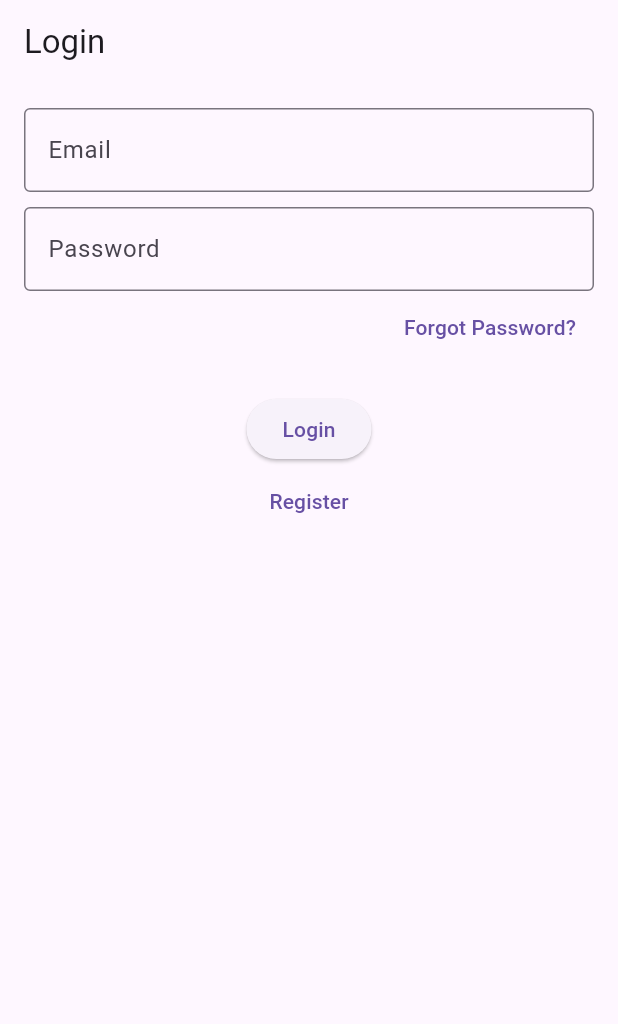
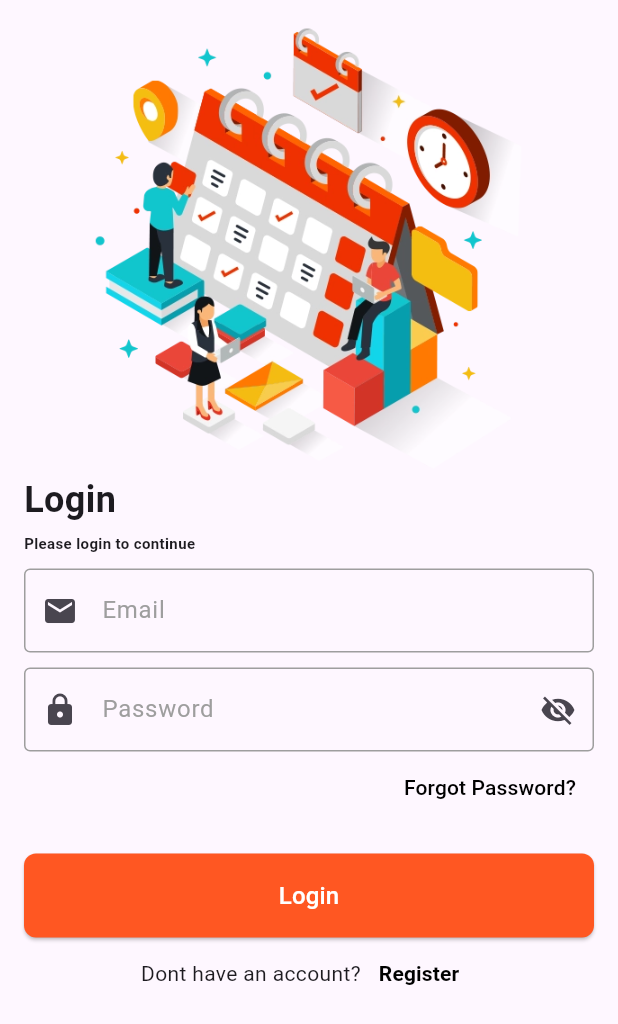
Before and after one commit to arjaymangubat1104/FlutterHRPortal, a Flutter app: the screen it shows after launch, on a phone screen of 412 x 824 dp. Shown: the top 1024 px of the screen. Run offline on Flutter 3.47's test engine with Material 3 defaults, Android fonts, the phone set to English and light mode, and no system bars; our stand-ins replace cloud_firestore, firebase_auth, firebase_core; accounts and stored records are empty.

Commit message:
Edit login page UI
-edit text fields and buttons

```diff
--- /dev/null
+++ b/devtools_options.yaml
@@ -0,0 +1,3 @@
+description: This file stores settings for Dart & Flutter DevTools.
+documentation: https://docs.flutter.dev/tools/devtools/extensions#configure-extension-enablement-states
+extensions:
--- a/lib/views/login_page.dart
+++ b/lib/views/login_page.dart
@@ -2,38 +2,109 @@ import 'package:flutter/material.dart';
 import 'package:provider/provider.dart';
 import '../viewmodel/auth_view_model.dart';
 
-class LoginPage extends StatelessWidget {
+class LoginPage extends StatefulWidget {
+
+  LoginPage({super.key});
+
+  @override
+  State<LoginPage> createState() => _LoginPageState();
+}
+
+class _LoginPageState extends State<LoginPage> {
   final TextEditingController _emailController = TextEditingController();
+
   final TextEditingController _passwordController = TextEditingController();
 
-  LoginPage({super.key});
+  bool _isObscure = true;
 
   @override
   Widget build(BuildContext context) {
     final authViewModel = Provider.of<AuthViewModel>(context);
 
     // Clear error message when the page is initialized
-    WidgetsBinding.instance.addPostFrameCallback((_) {
-      authViewModel.clearErrorMessage();
-    });
+    // WidgetsBinding.instance.addPostFrameCallback((_) {
+    //   _emailController.clear();
+    //   _passwordController.clear();
+    // });
 
     return Scaffold(
-      appBar: AppBar(title: Text('Login')),
       body: Padding(
         padding: const EdgeInsets.all(16.0),
         child: Column(
           children: [
+            Image.asset(
+              'lib/assets/logo.png',
+              height: 300,
+            ),
             if (authViewModel.errorMessage != null)
+              Padding(
+                padding: const EdgeInsets.all(8.0),
+                child: Container(
+                  color: Colors.red[100],
+                  child: Padding(
+                    padding: const EdgeInsets.all(8.0),
+                    child: Row(
+                      mainAxisAlignment: MainAxisAlignment.center,
+                      children: [
+                        Icon(
+                          Icons.error_outline,
+                          color: Colors.red
+                        ),
                         Text(
                           authViewModel.errorMessage!,
                           style: TextStyle(color: Colors.red),
                         ),
+                      ],
+                    ),
+                  ),
+                ),
+              ),
+            Row(
+              mainAxisAlignment: MainAxisAlignment.start,
+              children: [
+                Text(
+                  'Login',
+                  style: TextStyle(
+                    fontSize: 24,
+                    fontWeight: FontWeight.bold,
+                  ),
+                ),
+              ],
+            ),
+            const SizedBox(height: 5),
+            Row(
+              mainAxisAlignment: MainAxisAlignment.start,
+              children: [
+                Text(
+                  'Please login to continue',
+                  style: TextStyle(
+                    fontSize: 10,
+                    fontWeight: FontWeight.bold,
+                  ),
+                ),
+              ],
+            ),
+            const SizedBox(height: 10),
             TextField(
               controller: _emailController,
               decoration: InputDecoration(
                 labelText: 'Email',
+                labelStyle: TextStyle(
+                  color: Colors.grey,
+                ),
                 hintText: 'Enter your email',
-                border: OutlineInputBorder(),
+                prefixIcon: Icon(
+                  Icons.email
+                ),
+                border: OutlineInputBorder(
+                  borderSide: BorderSide(color: Colors.grey), // Default border color
+                ),
+                enabledBorder: OutlineInputBorder(
+                  borderSide: BorderSide(color: Colors.grey), // Enabled border color
+                ),
+                focusedBorder: OutlineInputBorder(
+                  borderSide: BorderSide(color: Colors.grey, width: 2.0), // Focused border color
+                ),
               ),
             ),
             SizedBox(height: 10),
@@ -41,10 +112,34 @@ class LoginPage extends StatelessWidget {
               controller: _passwordController,
               decoration: InputDecoration(
                 labelText: 'Password',
+                labelStyle: TextStyle(
+                  color: Colors.grey,
+                ),
                 hintText: 'Enter your password',
-                border: OutlineInputBorder(),
+                prefixIcon: Icon(
+                  Icons.lock
                 ),
-              obscureText: true,
+                suffixIcon: IconButton(
+                  onPressed: () {
+                    setState(() {
+                      _isObscure = !_isObscure;
+                    });
+                  },
+                  icon: Icon(
+                    _isObscure ? Icons.visibility_off : Icons.visibility
+                  )
+                ),
+                border: OutlineInputBorder(
+                  borderSide: BorderSide(color: Colors.grey), // Default border color
+                ),
+                enabledBorder: OutlineInputBorder(
+                  borderSide: BorderSide(color: Colors.grey), // Enabled border color
+                ),
+                focusedBorder: OutlineInputBorder(
+                  borderSide: BorderSide(color: Colors.grey, width: 2.0), // Focused border color
+                ),
+              ),
+              obscureText: _isObscure,
             ),
             Row(
               mainAxisAlignment: MainAxisAlignment.end,
@@ -56,12 +151,17 @@ class LoginPage extends StatelessWidget {
                   },
                   child: Text(
                     'Forgot Password?',
+                    style: TextStyle(
+                      color: Colors.black,
+                    ),
                   )
                 ),
               ],
             ),
             SizedBox(height: 20),
-            ElevatedButton(
+            SizedBox(
+              width: double.infinity,
+              child: ElevatedButton(
                 onPressed: () async {
                   if (_emailController.text.isEmpty) {
                     authViewModel.setErrorMessage('Email cannot be empty');
@@ -75,14 +175,44 @@ class LoginPage extends StatelessWidget {
                     );
                   }
                 },
-              child: Text('Login'),
+                style: ElevatedButton.styleFrom(
+                  backgroundColor: Colors.deepOrange,
+                  shape: RoundedRectangleBorder(
+                    borderRadius: BorderRadius.circular(8),
+                  ),
+                  minimumSize: Size(double.infinity, 56),
+                ),
+                child: Center(
+                  child: Text(
+                    'Login',
+                    style: TextStyle(
+                      color: Colors.white,
+                      fontSize: 16,
+                    ),
+                  ),
+                ),
+              ),
+            ),
+            Row(
+              mainAxisAlignment: MainAxisAlignment.center,
+              children: [
+                Text(
+                  "Dont have an account?"
                 ),
                 TextButton(
                   onPressed: () {
                     authViewModel.clearErrorMessage();
                     Navigator.pushNamed(context, '/register');
                   },
-              child: Text('Register'),
+                  child: Text(
+                    'Register',
+                    style: TextStyle(
+                      color: Colors.black,
+                      fontWeight: FontWeight.bold,
+                    ),
+                  ),
+                ),
+              ],
             ),
           ],
         ),
--- a/pubspec.yaml
+++ b/pubspec.yaml
@@ -64,7 +64,7 @@ flutter:
 
   # To add assets to your application, add an assets section, like this:
   assets:
-    - lib/images/
+    - lib/assets/
 
   # An image asset can refer to one or more resolution-specific "variants", see
   # https://flutter.dev/to/resolution-aware-images
```
Also changed, not shown: lib/assets/logo.png (renamed from lib/assets/images/logo.png), lib/assets/profile.png (renamed from lib/assets/images/profile.png). Lines whose indentation alone changed are shown as unchanged.
